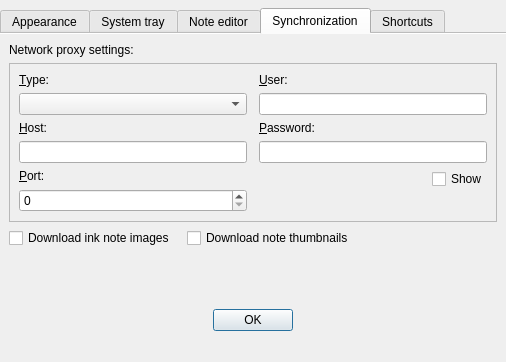
d1vanov/quentier, file src/dialogs/PreferencesDialog.ui: the form before one commit.
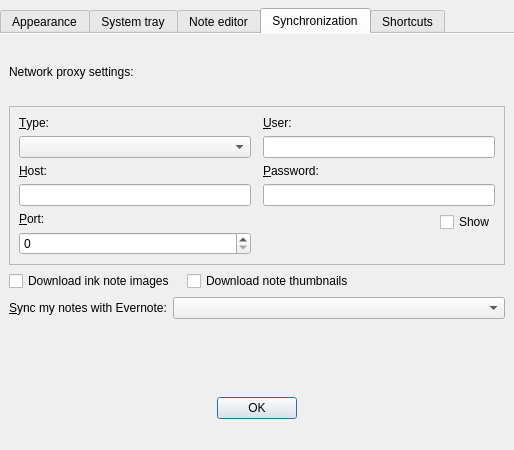
The form after the commit. The open tabs and pages were chosen to show the change. Custom widgets are drawn as their Qt base class.

```diff
--- a/src/dialogs/PreferencesDialog.ui
+++ b/src/dialogs/PreferencesDialog.ui
@@ -6,8 +6,8 @@
    <rect>
     <x>0</x>
     <y>0</y>
-    <width>506</width>
-    <height>362</height>
+    <width>514</width>
+    <height>450</height>
    </rect>
   </property>
   <property name="windowTitle">
@@ -283,8 +283,6 @@
       </attribute>
       <layout class="QVBoxLayout" name="verticalLayout_4">
        <item>
-        <layout class="QVBoxLayout" name="syncTabVerticalLayout">
-         <item>
           <widget class="QLabel" name="networkProxyLabel">
            <property name="text">
             <string>Network proxy settings:</string>
@@ -453,21 +451,39 @@
            </item>
           </layout>
          </item>
+       <item>
+        <layout class="QHBoxLayout" name="runSyncPeriodicallyHorizontalLayout">
+         <item>
+          <widget class="QLabel" name="runSyncPeriodicallyLabel">
+           <property name="sizePolicy">
+            <sizepolicy hsizetype="Minimum" vsizetype="Preferred">
+             <horstretch>0</horstretch>
+             <verstretch>0</verstretch>
+            </sizepolicy>
+           </property>
+           <property name="text">
+            <string>&amp;Sync my notes with Evernote:</string>
+           </property>
+           <property name="alignment">
+            <set>Qt::AlignLeading|Qt::AlignLeft|Qt::AlignVCenter</set>
+           </property>
+           <property name="buddy">
+            <cstring>runSyncPeriodicallyComboBox</cstring>
+           </property>
+          </widget>
+         </item>
+         <item>
+          <widget class="QComboBox" name="runSyncPeriodicallyComboBox">
+           <property name="sizePolicy">
+            <sizepolicy hsizetype="MinimumExpanding" vsizetype="Fixed">
+             <horstretch>0</horstretch>
+             <verstretch>0</verstretch>
+            </sizepolicy>
+           </property>
+          </widget>
+         </item>
         </layout>
        </item>
-       <item>
-        <spacer name="syncTabVerticalSpacer">
-         <property name="orientation">
-          <enum>Qt::Vertical</enum>
-         </property>
-         <property name="sizeHint" stdset="0">
-          <size>
-           <width>20</width>
-           <height>40</height>
-          </size>
-         </property>
-        </spacer>
-       </item>
        <item>
         <widget class="QLabel" name="synchronizationTabStatusLabel">
          <property name="textFormat">
```
Left out of the diff: 2 changed lines with no effect on the pictures. Lines whose indentation alone changed are shown as unchanged.
